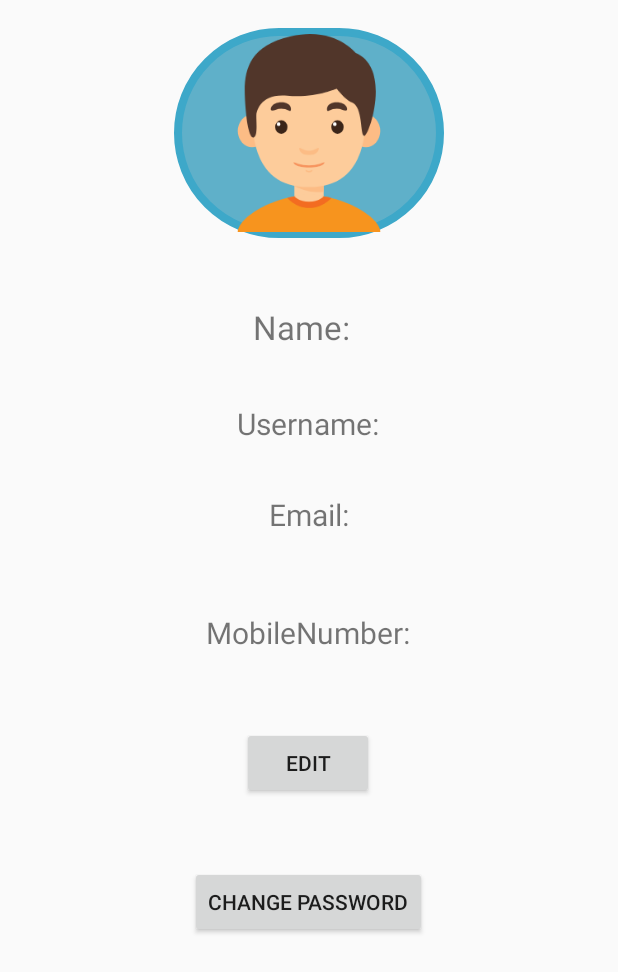
After one commit to Brsrkr117/PointtoPoint, an Android app: the layout activity_user_profile_view.xml on its own in the app's theme, with its tools: preview values and no code run, on a phone screen of 412 x 824 dp. The commit adds this screen. Shown: the top 972 px of the screen. Run offline under Robolectric (Android 15) with nearby library versions, the phone set to English and light mode, and no system bars.

Commit message:
Added profileview for users

```diff
--- a/app/src/main/AndroidManifest.xml
+++ b/app/src/main/AndroidManifest.xml
@@ -13,7 +13,8 @@
         android:roundIcon="@mipmap/ic_launcher_round"
         android:supportsRtl="true"
         android:theme="@style/AppTheme">
-        <activity android:name=".RiderSecondActivity"></activity>
+        <activity android:name=".UserProfileViewActivity"></activity>
+        <activity android:name=".RiderSecondActivity" />
         <activity android:name=".RiderLoginActivity" />
         <activity android:name=".ForgotpasswordActivity" />
         <activity android:name=".SecondActivity" />
--- /dev/null
+++ b/app/src/main/res/layout/activity_user_profile_view.xml
@@ -0,0 +1,97 @@
+<?xml version="1.0" encoding="utf-8"?>
+<androidx.constraintlayout.widget.ConstraintLayout xmlns:android="http://schemas.android.com/apk/res/android"
+    xmlns:app="http://schemas.android.com/apk/res-auto"
+    xmlns:tools="http://schemas.android.com/tools"
+    android:layout_width="match_parent"
+    android:layout_height="match_parent"
+    tools:context=".UserProfileViewActivity">
+
+    <ImageView
+        android:id="@+id/ivProfilePic"
+        android:layout_width="180dp"
+        android:layout_height="140dp"
+        android:background="@drawable/user_profile_image_background"
+        app:layout_constraintBottom_toBottomOf="parent"
+        app:layout_constraintEnd_toEndOf="parent"
+        app:layout_constraintHorizontal_bias="0.501"
+        app:layout_constraintStart_toStartOf="parent"
+        app:layout_constraintTop_toTopOf="parent"
+        app:layout_constraintVertical_bias="0.027"
+        app:srcCompat="@drawable/ic_boy" />
+
+    <TextView
+        android:id="@+id/tvProfileName"
+        android:layout_width="wrap_content"
+        android:layout_height="wrap_content"
+        android:text="Name:"
+        android:textSize="22dp"
+        app:layout_constraintBottom_toBottomOf="parent"
+        app:layout_constraintEnd_toEndOf="parent"
+        app:layout_constraintHorizontal_bias="0.485"
+        app:layout_constraintStart_toStartOf="parent"
+        app:layout_constraintTop_toBottomOf="@+id/ivProfilePic"
+        app:layout_constraintVertical_bias="0.070" />
+
+    <TextView
+        android:id="@+id/tvProfileUsername"
+        android:layout_width="wrap_content"
+        android:layout_height="wrap_content"
+        android:text="Username:"
+        android:textSize="20dp"
+        app:layout_constraintBottom_toBottomOf="parent"
+        app:layout_constraintEnd_toEndOf="parent"
+        app:layout_constraintHorizontal_bias="0.498"
+        app:layout_constraintStart_toStartOf="parent"
+        app:layout_constraintTop_toBottomOf="@+id/tvProfileName"
+        app:layout_constraintVertical_bias="0.064" />
+
+    <TextView
+        android:id="@+id/tvProfileEmail"
+        android:layout_width="wrap_content"
+        android:layout_height="wrap_content"
+        android:text="Email:"
+        android:textSize="20dp"
+        app:layout_constraintBottom_toBottomOf="parent"
+        app:layout_constraintEnd_toEndOf="parent"
+        app:layout_constraintStart_toStartOf="parent"
+        app:layout_constraintTop_toBottomOf="@+id/tvProfileUsername"
+        app:layout_constraintVertical_bias="0.066" />
+
+    <TextView
+        android:id="@+id/tvMobileNumber"
+        android:layout_width="wrap_content"
+        android:layout_height="wrap_content"
+        android:text="MobileNumber:"
+        android:textSize="20dp"
+        app:layout_constraintBottom_toBottomOf="parent"
+        app:layout_constraintEnd_toEndOf="parent"
+        app:layout_constraintHorizontal_bias="0.498"
+        app:layout_constraintStart_toStartOf="parent"
+        app:layout_constraintTop_toBottomOf="@+id/tvProfileEmail"
+        app:layout_constraintVertical_bias="0.117" />
+
+    <Button
+        android:id="@+id/btnProfileUpdate"
+        android:layout_width="wrap_content"
+        android:layout_height="wrap_content"
+        android:text="Edit"
+        app:layout_constraintBottom_toBottomOf="parent"
+        app:layout_constraintEnd_toEndOf="parent"
+        app:layout_constraintHorizontal_bias="0.498"
+        app:layout_constraintStart_toStartOf="parent"
+        app:layout_constraintTop_toBottomOf="@+id/tvMobileNumber"
+        app:layout_constraintVertical_bias="0.144" />
+
+    <Button
+        android:id="@+id/btnChangePassword"
+        android:layout_width="wrap_content"
+        android:layout_height="wrap_content"
+        android:text="Change Password"
+        app:layout_constraintBottom_toBottomOf="parent"
+        app:layout_constraintEnd_toEndOf="parent"
+        app:layout_constraintHorizontal_bias="0.498"
+        app:layout_constraintStart_toStartOf="parent"
+        app:layout_constraintTop_toBottomOf="@+id/btnProfileUpdate"
+        app:layout_constraintVertical_bias="0.183" />
+
+</androidx.constraintlayout.widget.ConstraintLayout>
```
Also changed, not shown: app/src/main/java/com/example/pointtopoint/SecondActivity.java (+11 -0 lines), app/src/main/java/com/example/pointtopoint/SignUpActivity.java (+8 -5 lines), app/src/main/java/com/example/pointtopoint/UserProfileViewActivity.java (added, +81 -0 lines).
